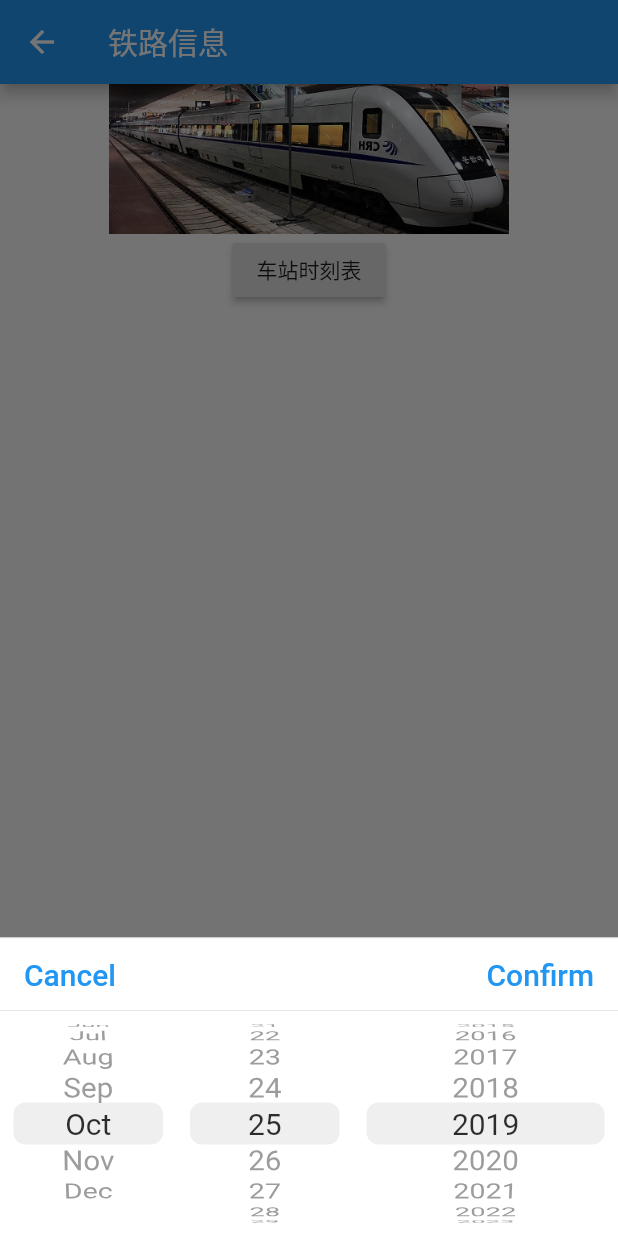
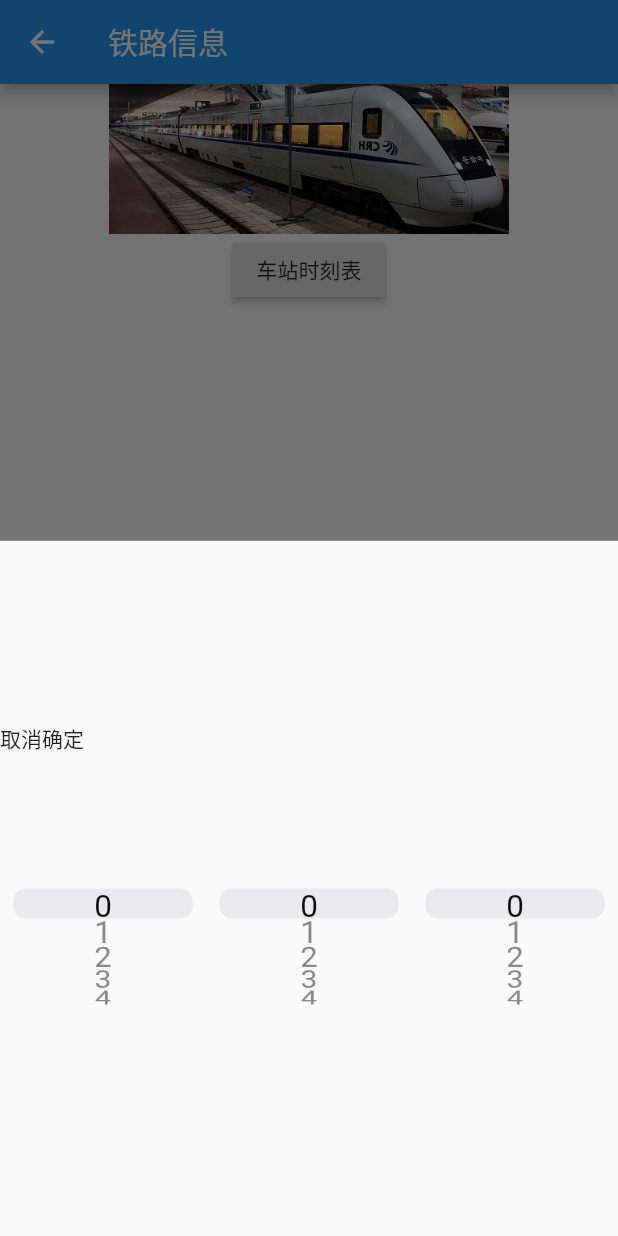
Before and after one commit to yuehua555/test1, a Flutter app: the Train screen opened directly, after a tap on "车站时刻表", on a phone screen of 412 x 824 dp. Run offline on Flutter 3.47's test engine with Material 2 defaults, Android fonts, the phone set to English and light mode, and no system bars; our stand-ins replace dio; missing offline and left inert: lpinyin; generated files the repository leaves out were written again.

Commit message:
add more

```diff
--- a/lib/pages/train/train.dart
+++ b/lib/pages/train/train.dart
@@ -1,11 +1,14 @@
+import 'dart:math';
+
 import 'package:flutter/material.dart';
-import 'package:test1/main.dart';
 import 'train_model.dart';
 import 'dart:io';
 import 'package:dio/dio.dart';
 import 'package:lpinyin/lpinyin.dart';
 import 'picker.dart';
 import 'dart:convert';
+import 'package:flutter/cupertino.dart';
+//import 'package:flutter_picker/flutter_picker.dart';
 
 class Train extends StatefulWidget {
   @override
@@ -43,6 +46,7 @@ class _TrainState extends State<Train> {
             height: 100,
           ),
           RaisedButton(
+            child: Text('车站时刻表'),
             onPressed: () {
               //getTrainProvCtiy().whenComplete(() {
               /*
@@ -51,8 +55,9 @@ class _TrainState extends State<Train> {
                     showType: ShowType.pca,
                     citiesData: _metaTrainCities,
                     provincesData: _metaTrainProvinces); */
-
+/*
               Picker(
+                  //adapter: CustomTrainStationPickerAdapter(),
                   adapter: DateTimePickerAdapter(),
                   changeToFirst: true,
                   hideHeader: false,
@@ -61,8 +66,54 @@ class _TrainState extends State<Train> {
                     print(picker.adapter.text);
                   }).showModal(this.context);
               // });
+              */
+              Widget picker = CupertinoPicker(
+                  itemExtent: 20,
+                  onSelectedItemChanged: (position) {
+                    print('The position is $position');
+                  },
+                  children: [
+                    Text("0"),
+                    Text("1"),
+                    Text("2"),
+                    Text("3"),
+                    Text("4"),
+                  ]);
+              showModalBottomSheet(
+                  context: context,
+                  builder: (BuildContext context) {
+                    return Column(
+                      mainAxisAlignment: MainAxisAlignment.center,
+                      children: <Widget>[
+                        Container(
+                          height: 20,
+                          child: Row(
+                            children: <Widget>[Text('取消'), Text('确定')],
+                          ),
+                        ),
+                        Container(
+                          height: 200,
+                          child: Row(
+                            children: <Widget>[
+                              Expanded(
+                                child: picker,
+                              ),
+                              Expanded(
+                                child: picker,
+                              ),
+                              Expanded(
+                                child: picker,
+                              )
+                            ],
+                          ),
+                        )
+                      ],
+                    );
+                  }).then((val) {
+                // 打印 点击返回的数据
+                print(val);
+              });
             },
-            child: Text('车站时刻表'),
           )
         ],
       ),
```
Also changed, not shown: lib/pages/train/Picker.dart (+61 -15 lines).
